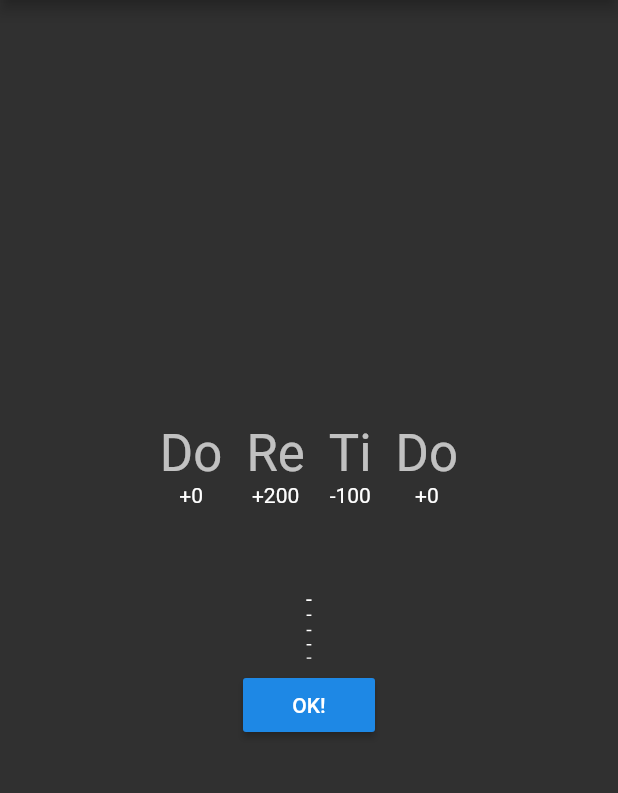
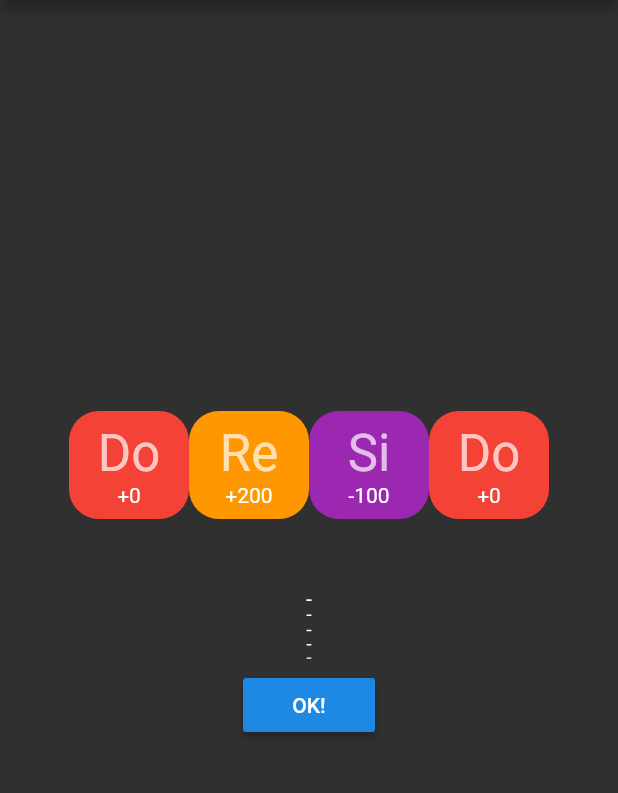
Before and after one commit to agajo/relative-pitch-adjuster, a Flutter app: the screen it shows after launch, on a phone screen of 412 x 824 dp, the part 84-877 px from its top. Run offline on Flutter 3.47's test engine with Material 2 defaults, Android fonts, the phone set to English and light mode, and no system bars.

Commit message:
applied solfege contants to main view

```diff
--- a/lib/main.dart
+++ b/lib/main.dart
@@ -1,4 +1,5 @@
 import 'package:flutter/material.dart';
+import 'package:relative_pitch_adjuster/solfege_constants.dart';
 
 void main() => runApp(MyMaterial(home: MyHome()));
 
@@ -20,16 +21,16 @@ class MyHome extends StatelessWidget {
   @override
   Widget build(BuildContext context) {
     return Scaffold(
-      appBar: AppBar(title: Text('Relative Pitch Adjuster')),
+      appBar: AppBar(title: const Text('Relative Pitch Adjuster')),
       body: Center(
         child: Column(
           mainAxisAlignment: MainAxisAlignment.center,
           children: [
             Row(mainAxisAlignment: MainAxisAlignment.center, children: [
-              QuestionNote(name: 'Do', cent: 0),
-              QuestionNote(name: 'Re', cent: 200),
-              QuestionNote(name: 'Ti', cent: -100),
-              QuestionNote(name: 'Do', cent: 0),
+              QuestionNote(relative: Relative.Do4),
+              QuestionNote(relative: Relative.Re4),
+              QuestionNote(relative: Relative.Si3),
+              QuestionNote(relative: Relative.Do4),
             ]),
             SizedBox(
               height: 100,
@@ -37,12 +38,12 @@ class MyHome extends StatelessWidget {
                 itemExtent: 10,
                 children: List.generate(
                   3501,
-                  (i) => Text('-'),
+                  (i) => const Text('-'),
                 ),
               ),
             ),
             RaisedButton(
-              child: Text('OK!'),
+              child: const Text('OK!'),
               onPressed: () {},
             ),
           ],
@@ -53,20 +54,25 @@ class MyHome extends StatelessWidget {
 }
 
 class QuestionNote extends StatelessWidget {
-  QuestionNote({@required this.name, @required this.cent});
-  final String name;
-  final int cent;
+  QuestionNote({@required Relative relative})
+      : note = Note.fromRelative(relative);
+  final Note note;
   @override
   Widget build(BuildContext context) {
-    return Padding(
-      padding: const EdgeInsets.all(8.0),
-      child: Column(children: [
-        Text(
-          name,
-          style: Theme.of(context).textTheme.display1,
-        ),
-        Text((cent >= 0 ? '+' : '') + cent.toString()),
-      ]),
+    return Container(
+      width: 80,
+      decoration: BoxDecoration(
+          color: note.solfege.color, borderRadius: BorderRadius.circular(20)),
+      child: Padding(
+        padding: const EdgeInsets.all(8),
+        child: Column(children: [
+          Text(
+            note.solfege.name,
+            style: Theme.of(context).textTheme.display1,
+          ),
+          Text((note.cent >= 0 ? '+' : '') + note.cent.toString()),
+        ]),
+      ),
     );
   }
 }
```
